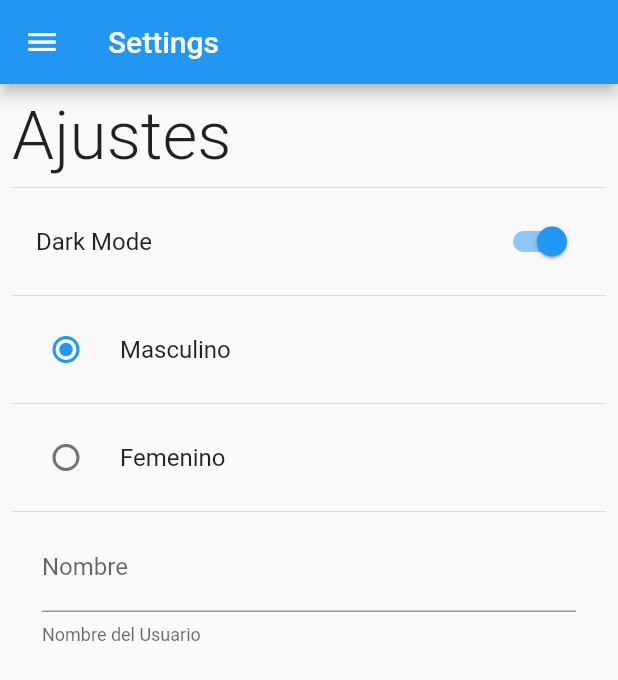
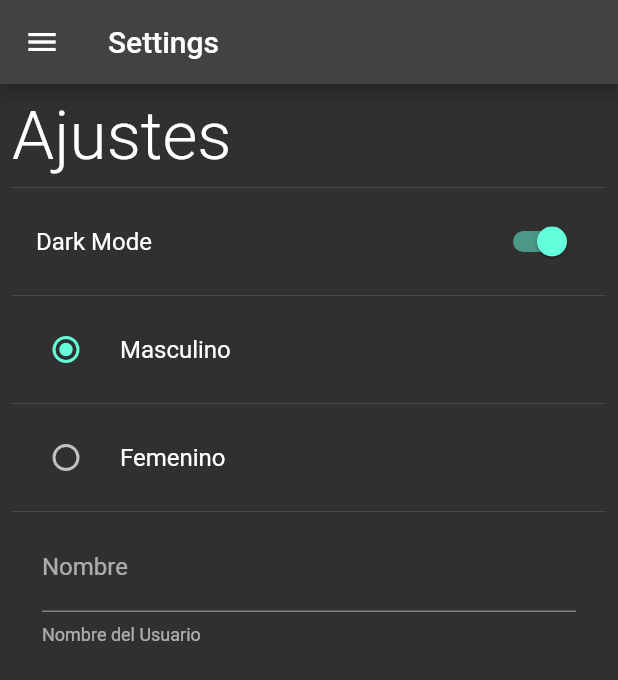
Before and after one commit to mgoldp/user_preferences, a Flutter app: the SettingsScreen screen opened by its route, after a tap on "Dark Mode", on a phone screen of 412 x 824 dp. Shown: the top 680 px of the screen. Run offline on Flutter 3.47's test engine with Material 2 defaults, Android fonts, the phone set to English and light mode, and no system bars; our stand-ins replace shared_preferences; accounts and stored records are empty.

Commit message:
Provider for Darkmode

```diff
--- /dev/null
+++ b/lib/providers/theme_provider.dart
@@ -0,0 +1,18 @@
+import 'package:flutter/material.dart';
+
+class ThemeProvider extends ChangeNotifier {
+  ThemeData currentTheme;
+
+  ThemeProvider({required bool isDarkmode})
+      : currentTheme = isDarkmode ? ThemeData.dark() : ThemeData.light();
+
+  setLightMode() {
+    currentTheme = ThemeData.light();
+    notifyListeners();
+  }
+
+  setDarkmode() {
+    currentTheme = ThemeData.dark();
+    notifyListeners();
+  }
+}
--- a/lib/screens/settings_screen.dart
+++ b/lib/screens/settings_screen.dart
@@ -1,4 +1,6 @@
 import 'package:flutter/material.dart';
+import 'package:provider/provider.dart';
+import 'package:user_preferences/providers/theme_provider.dart';
 import 'package:user_preferences/shared_preferences/preferencias.dart';
 import 'package:user_preferences/widgets/custom_drawer.dart';
 
@@ -35,6 +37,13 @@ class _SettingsScreenState extends State<SettingsScreen> {
                     title: const Text('Dark Mode'),
                     onChanged: (value) {
                       Prefrences.isDarkmode = value;
+                      final themeProvider =
+                          Provider.of<ThemeProvider>(context, listen: false);
+
+                      value
+                          ? themeProvider.setDarkmode()
+                          : themeProvider.setLightMode();
+
                       setState(() {});
                     }),
                 const Divider(),
--- a/pubspec.yaml
+++ b/pubspec.yaml
@@ -35,6 +35,7 @@ dependencies:
   # Use with the CupertinoIcons class for iOS style icons.
   cupertino_icons: ^1.0.2
   shared_preferences: ^2.0.15
+  provider: ^6.0.3
 
 dev_dependencies:
   flutter_test:
```
Also changed, not shown: lib/main.dart (+13 -2 lines), pubspec.lock.
